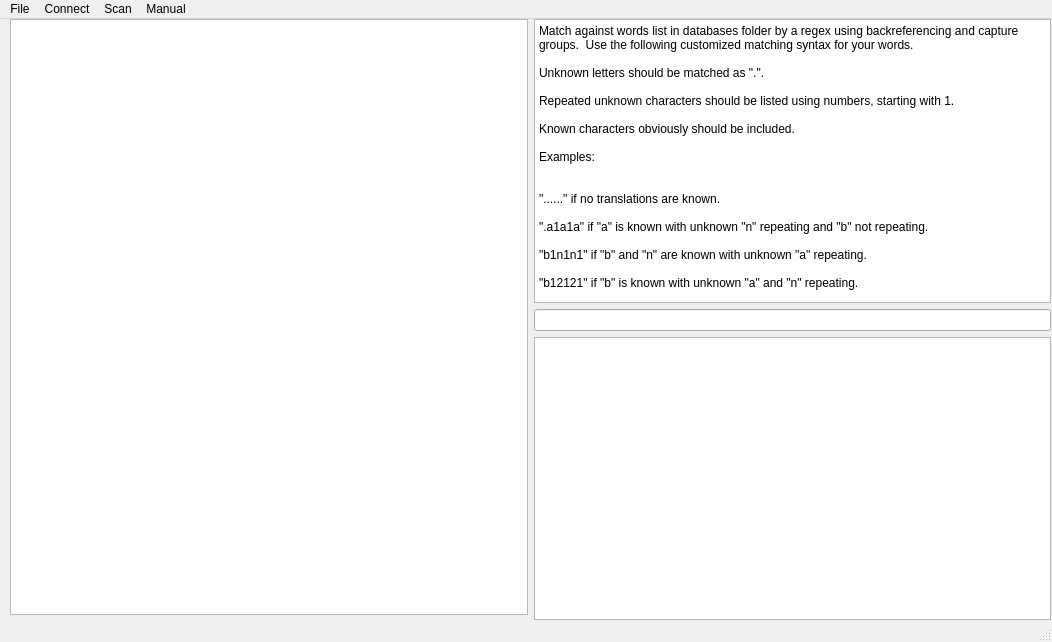
Above: cipher.ui from bheins/ciphersolver before the change. Below: the same form after it.
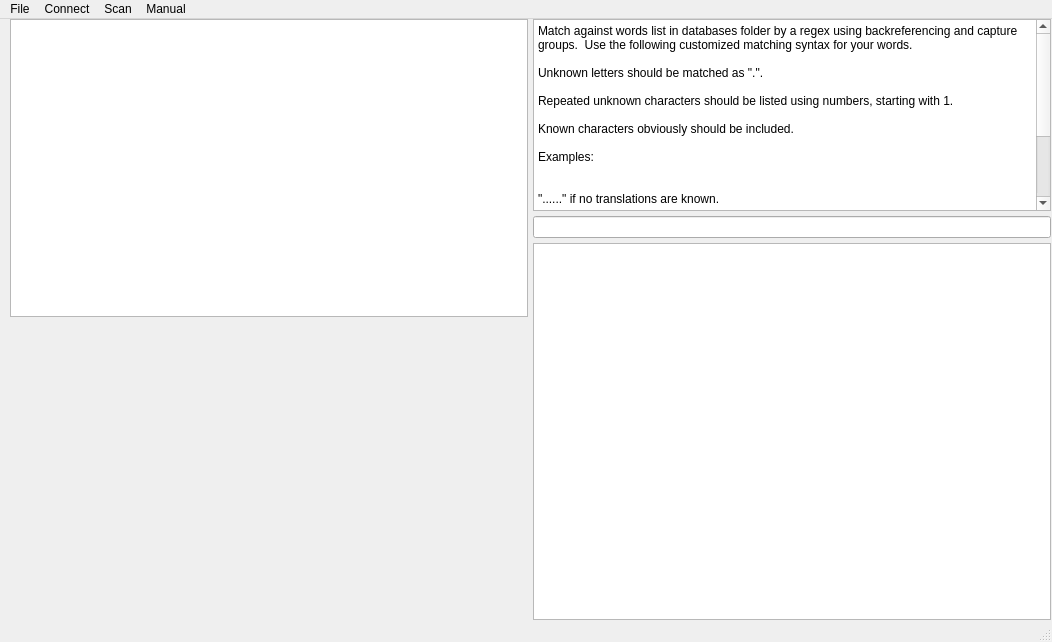
That is the form after the change.

Commit message: Save/Load Settings and Ciphers beta

What changed in the file:
```diff
--- a/cipher.ui
+++ b/cipher.ui
@@ -11,7 +11,7 @@
    </rect>
   </property>
   <property name="sizePolicy">
-   <sizepolicy hsizetype="MinimumExpanding" vsizetype="MinimumExpanding">
+   <sizepolicy hsizetype="Minimum" vsizetype="Minimum">
     <horstretch>0</horstretch>
     <verstretch>0</verstretch>
    </sizepolicy>
@@ -21,7 +21,7 @@
   </property>
   <widget class="QWidget" name="centralwidget">
    <property name="sizePolicy">
-    <sizepolicy hsizetype="MinimumExpanding" vsizetype="MinimumExpanding">
+    <sizepolicy hsizetype="Minimum" vsizetype="Minimum">
      <horstretch>1</horstretch>
      <verstretch>1</verstretch>
     </sizepolicy>
@@ -36,6 +36,9 @@
      </rect>
     </property>
     <layout class="QHBoxLayout" name="CipherUIHorizontalLayout" stretch="0,0">
+     <property name="spacing">
+      <number>5</number>
+     </property>
      <item>
       <layout class="QVBoxLayout" name="SolverVerticalLayout" stretch="0,0">
        <property name="spacing">
@@ -44,7 +47,7 @@
        <item>
         <widget class="QTextEdit" name="textEdit">
          <property name="sizePolicy">
-          <sizepolicy hsizetype="MinimumExpanding" vsizetype="MinimumExpanding">
+          <sizepolicy hsizetype="Minimum" vsizetype="Minimum">
            <horstretch>0</horstretch>
            <verstretch>0</verstretch>
           </sizepolicy>
@@ -65,7 +68,14 @@
         </widget>
        </item>
        <item>
-        <widget class="QWidget" name="Solver" native="true"/>
+        <widget class="QWidget" name="Solver" native="true">
+         <property name="sizePolicy">
+          <sizepolicy hsizetype="Minimum" vsizetype="Minimum">
+           <horstretch>0</horstretch>
+           <verstretch>0</verstretch>
+          </sizepolicy>
+         </property>
+        </widget>
        </item>
       </layout>
      </item>
@@ -74,9 +84,9 @@
        <item>
         <widget class="QPlainTextEdit" name="plainTextEdit">
          <property name="sizePolicy">
-          <sizepolicy hsizetype="MinimumExpanding" vsizetype="MinimumExpanding">
+          <sizepolicy hsizetype="Minimum" vsizetype="Minimum">
            <horstretch>0</horstretch>
-           <verstretch>1</verstretch>
+           <verstretch>0</verstretch>
           </sizepolicy>
          </property>
          <property name="acceptDrops">
@@ -110,7 +120,7 @@
        <item>
         <widget class="QLineEdit" name="wordFilter">
          <property name="sizePolicy">
-          <sizepolicy hsizetype="MinimumExpanding" vsizetype="MinimumExpanding">
+          <sizepolicy hsizetype="Minimum" vsizetype="Minimum">
            <horstretch>0</horstretch>
            <verstretch>0</verstretch>
           </sizepolicy>
@@ -123,7 +133,7 @@
        <item>
         <widget class="QListWidget" name="wordSelection">
          <property name="sizePolicy">
-          <sizepolicy hsizetype="MinimumExpanding" vsizetype="MinimumExpanding">
+          <sizepolicy hsizetype="Minimum" vsizetype="Minimum">
            <horstretch>0</horstretch>
            <verstretch>1</verstretch>
           </sizepolicy>
```
Left out of the diff: 7 changed lines with no effect on the pictures. The commit also changes 5 other files.
